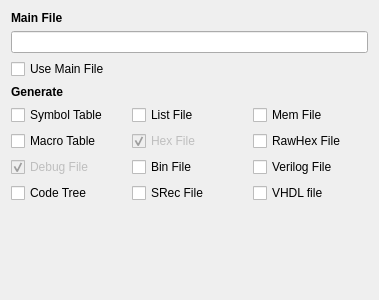
AbyssAbbeba/MDS-picoblaze-AVR-ide, file IDE/GUI/dialogs/projectcfg/projectcfg_compiler.ui: the form before one commit.
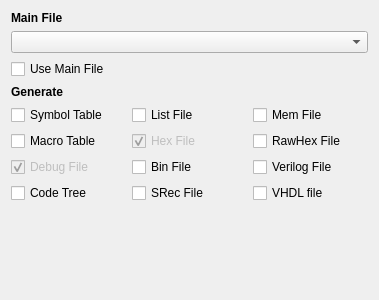
The form after the commit.

What changed in the file:
```diff
--- a/IDE/GUI/dialogs/projectcfg/projectcfg_compiler.ui
+++ b/IDE/GUI/dialogs/projectcfg/projectcfg_compiler.ui
@@ -139,19 +139,6 @@
      </property>
     </widget>
    </item>
-   <item row="1" column="0" colspan="3">
-    <widget class="QLineEdit" name="leMain">
-     <property name="autoFillBackground">
-      <bool>false</bool>
-     </property>
-     <property name="frame">
-      <bool>true</bool>
-     </property>
-     <property name="readOnly">
-      <bool>true</bool>
-     </property>
-    </widget>
-   </item>
    <item row="2" column="0">
     <widget class="QCheckBox" name="chckMain">
      <property name="text">
@@ -172,6 +159,9 @@
      </property>
     </spacer>
    </item>
+   <item row="1" column="0" colspan="3">
+    <widget class="QComboBox" name="cmbMainFile"/>
+   </item>
   </layout>
  </widget>
  <resources/>
```
